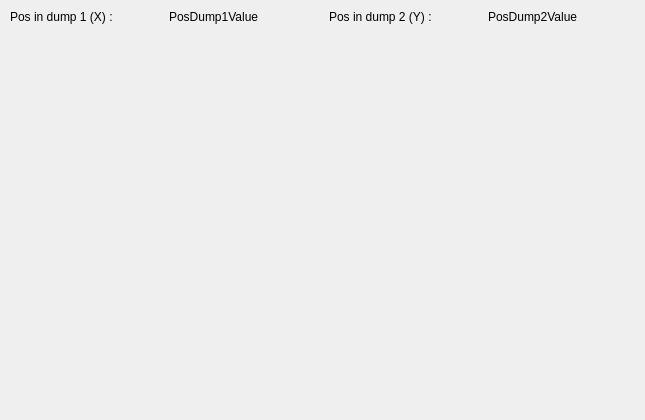
Before: the Qt Designer form BitGrapher/ui/DotPlotView.ui in nhurman/data-carving, drawn with Qt 5.
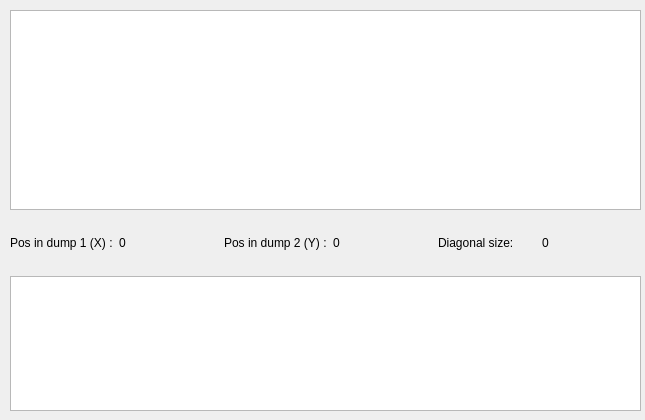
After: the same form once the commit is applied.

Commit message: DotPlot ... Maybe

The edit to the form file:
```diff
--- a/BitGrapher/ui/DotPlotView.ui
+++ b/BitGrapher/ui/DotPlotView.ui
@@ -26,6 +26,29 @@
     <property name="sizeConstraint">
      <enum>QLayout::SetDefaultConstraint</enum>
     </property>
+    <item>
+     <widget class="QGraphicsView" name="DotPlotZone">
+      <property name="minimumSize">
+       <size>
+        <width>200</width>
+        <height>200</height>
+       </size>
+      </property>
+     </widget>
+    </item>
+    <item>
+     <spacer name="horizontalSpacer_2">
+      <property name="orientation">
+       <enum>Qt::Horizontal</enum>
+      </property>
+      <property name="sizeHint" stdset="0">
+       <size>
+        <width>40</width>
+        <height>20</height>
+       </size>
+      </property>
+     </spacer>
+    </item>
     <item>
      <layout class="QHBoxLayout" name="horizontalLayout">
       <item>
@@ -38,7 +61,7 @@
       <item>
        <widget class="QLabel" name="PosDump1Value">
         <property name="text">
-         <string>PosDump1Value</string>
+         <string>0</string>
         </property>
        </widget>
       </item>
@@ -52,7 +75,21 @@
       <item>
        <widget class="QLabel" name="PosDump2Value">
         <property name="text">
-         <string>PosDump2Value</string>
+         <string>0</string>
+        </property>
+       </widget>
+      </item>
+      <item>
+       <widget class="QLabel" name="SizeDiag">
+        <property name="text">
+         <string>Diagonal size:</string>
+        </property>
+       </widget>
+      </item>
+      <item>
+       <widget class="QLabel" name="SizeDiagValue">
+        <property name="text">
+         <string>0</string>
         </property>
        </widget>
       </item>
@@ -72,39 +109,7 @@
      </spacer>
     </item>
     <item>
-     <widget class="QWidget" name="DotPlotZone" native="true">
-      <property name="sizePolicy">
-       <sizepolicy hsizetype="Expanding" vsizetype="Expanding">
-        <horstretch>0</horstretch>
-        <verstretch>0</verstretch>
-       </sizepolicy>
-      </property>
-      <zorder>horizontalSpacer_2</zorder>
-     </widget>
-    </item>
-    <item>
-     <spacer name="horizontalSpacer_2">
-      <property name="orientation">
-       <enum>Qt::Horizontal</enum>
-      </property>
-      <property name="sizeHint" stdset="0">
-       <size>
-        <width>40</width>
-        <height>20</height>
-       </size>
-      </property>
-     </spacer>
-    </item>
-    <item>
-     <widget class="QWidget" name="TextZone" native="true">
-      <property name="sizePolicy">
-       <sizepolicy hsizetype="Expanding" vsizetype="Expanding">
-        <horstretch>0</horstretch>
-        <verstretch>0</verstretch>
-       </sizepolicy>
-      </property>
-      <zorder>horizontalSpacer_2</zorder>
-     </widget>
+     <widget class="QTextEdit" name="textZone"/>
     </item>
    </layout>
   </widget>
```
Left out of the diff: 2 changed lines with no effect on the pictures. The commit also changes 4 other files.
